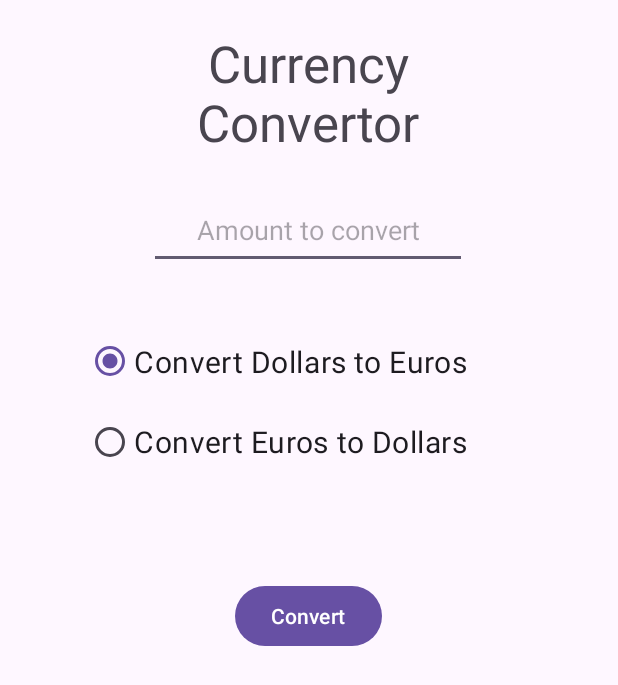
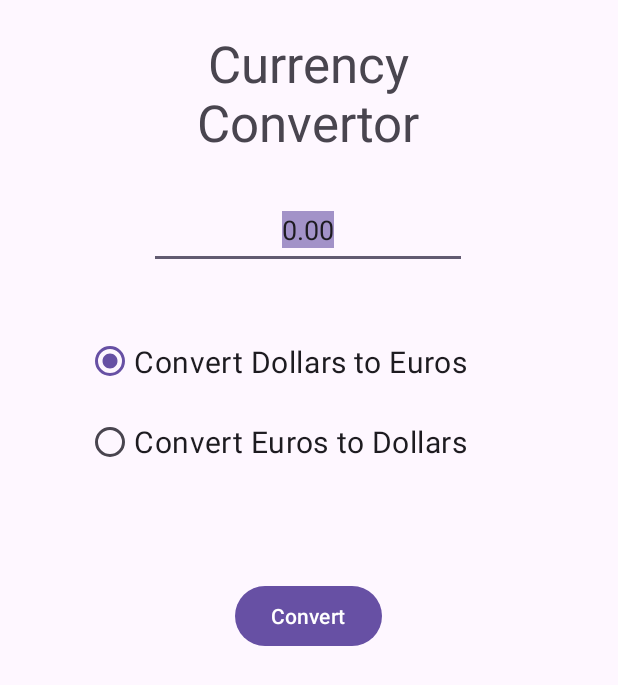
Before and after one commit to Dschids/Currency_Conversion, an Android app: the screen it shows after launch (MainActivity), on a phone screen of 412 x 824 dp. Shown: the top 685 px of the screen. Run offline under Robolectric (Android 15) with nearby library versions, the phone set to English and light mode, and no system bars.

Commit message:
added 0.00 as default text for EditText box

```diff
--- a/app/src/main/res/layout/activity_main.xml
+++ b/app/src/main/res/layout/activity_main.xml
@@ -29,6 +29,7 @@
         android:hint="@string/edtTxtToConvert"
         android:inputType="numberDecimal"
         android:selectAllOnFocus="true"
+        android:text="0.00"
         app:layout_constraintEnd_toEndOf="parent"
         app:layout_constraintHorizontal_bias="0.497"
         app:layout_constraintStart_toStartOf="parent"
```
